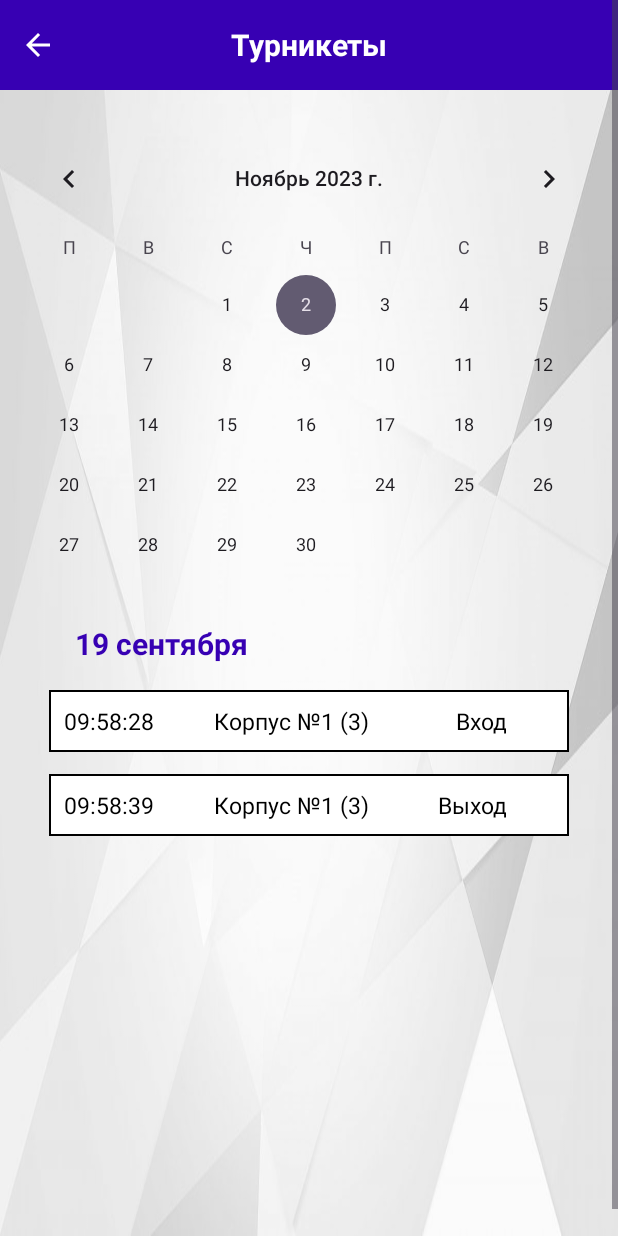
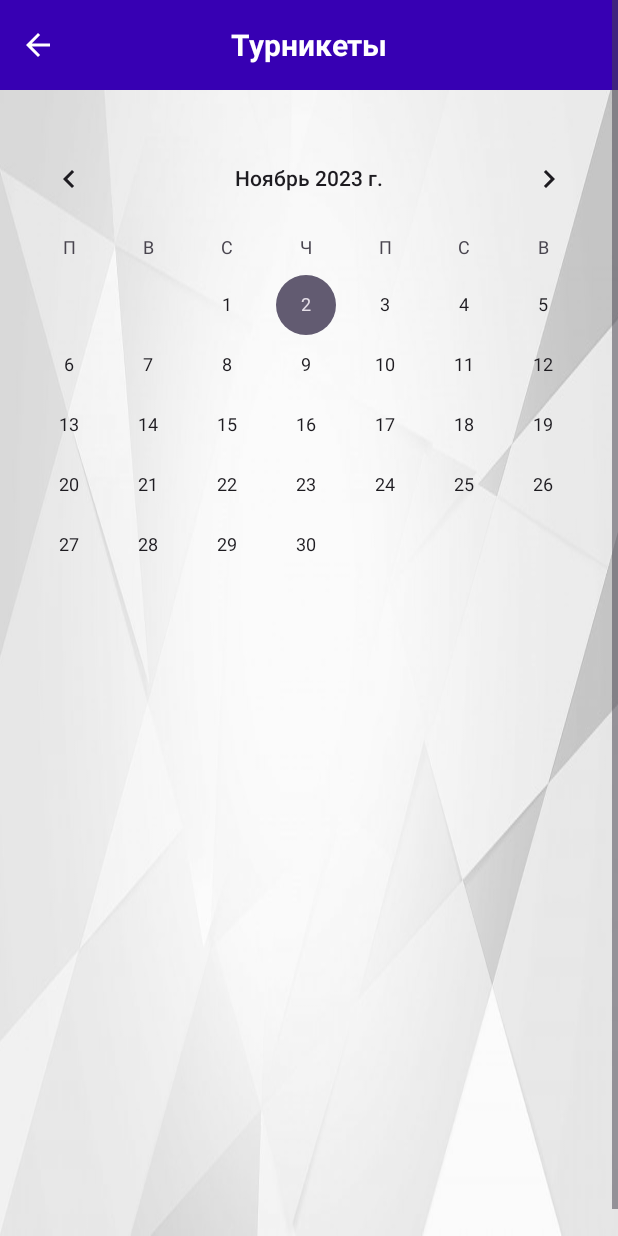
Before and after one commit to Merhaba228/sus, an Android app: the security_activity screen opened directly, with no data from a screen before it, on a phone screen of 412 x 824 dp. Run offline under Robolectric (Android 15) with nearby library versions, the phone set to English and light mode, and no system bars; Roboto replaces fonts that are not available here.

Commit message:
реализовал первую версию турникетов, все работает, но есть пара больших нюансов

```diff
--- a/app/src/main/java/com/example/sus/actualEvents_activity.kt
+++ b/app/src/main/java/com/example/sus/actualEvents_activity.kt
@@ -30,7 +30,7 @@ class actualEvents_activity : AppCompatActivity() {
 
         dateTV = findViewById(R.id.idTVDate)
         calendarView = findViewById(R.id.calendarView)
-        tableLayout = findViewById(R.id.tableLayout)
+        tableLayout = findViewById(R.id.security_tableLayout)
 
         calendarView.setOnDateChangeListener(OnDateChangeListener { _, year, month, dayOfMonth ->
             val calendar = Calendar.getInstance()
--- a/app/src/main/java/com/example/sus/security_activity.kt
+++ b/app/src/main/java/com/example/sus/security_activity.kt
@@ -4,11 +4,91 @@ import android.content.Intent
 import androidx.appcompat.app.AppCompatActivity
 import android.os.Bundle
 import android.view.View
+import android.widget.TableLayout
+import android.widget.TableRow
+import android.widget.TextView
+import android.graphics.Color
+import android.view.Gravity
+import android.util.Log
+import android.widget.CalendarView
+import java.text.SimpleDateFormat
+import java.util.Calendar
+import java.util.Date
+import java.util.Locale
+import android.widget.CalendarView.OnDateChangeListener
+
 
 class security_activity : AppCompatActivity() {
     override fun onCreate(savedInstanceState: Bundle?) {
         super.onCreate(savedInstanceState)
         setContentView(R.layout.activity_main6)
+
+        val locale = Locale("ru")
+        Locale.setDefault(locale)
+        val resources = resources
+        val configuration = resources.configuration
+        configuration.locale = locale
+        resources.updateConfiguration(configuration, resources.displayMetrics)
+        SharedPrefManager.getInstance(this)
+
+        val dateFormat = SimpleDateFormat("yyyy-MM-dd", Locale("ru"))
+        val dateTV = findViewById<TextView>(R.id.idTVDate)
+        val calendarView = findViewById<CalendarView>(R.id.calendarView)
+
+//        dateTV.text = SimpleDateFormat("yyyy-MM-dd", Locale("ru")).format(Date())
+
+        calendarView.setOnDateChangeListener(OnDateChangeListener { _, year, month, dayOfMonth ->
+            val calendar = Calendar.getInstance()
+            calendar.set(year, month, dayOfMonth)
+
+            val formattedDate = dateFormat.format(calendar.time)
+            dateTV.text = formattedDate
+
+            SharedPrefManager.refreshCalendarDateUsingRefreshToken(SharedPrefManager.getRefreshToken().toString(), formattedDate)
+
+            val securityEvents = SharedPrefManager.getSecurityEvents()
+
+            val tableLayout = findViewById<TableLayout>(R.id.security_tableLayout)
+            tableLayout.removeAllViews()
+
+            securityEvents?.forEach { event ->
+                val tableRow = TableRow(this)
+                tableRow.setBackgroundResource(R.drawable.table_border)
+                tableRow.setPadding(7, 7, 5, 7)
+
+                val timeTextView = TextView(this)
+                timeTextView.text = event.time?.substring(0, 8)
+                timeTextView.setTextColor(Color.BLACK)
+                timeTextView.gravity = Gravity.CENTER
+                timeTextView.setPadding(30, 15, 5, 15)
+                timeTextView.textSize = 16f
+
+                val buildTextView = TextView(this)
+                buildTextView.text = event.build
+                buildTextView.setTextColor(Color.BLACK)
+                buildTextView.gravity = Gravity.START
+                buildTextView.setPadding(30, 15, 5, 15)
+                buildTextView.textSize = 16f
+
+                val statusTextView = TextView(this)
+                statusTextView.text = event.status
+                statusTextView.setTextColor(Color.BLACK)
+                statusTextView.gravity = Gravity.END
+                statusTextView.textSize = 16f
+                statusTextView.setPadding(80, 15, 10, 5)
+
+                tableRow.addView(buildTextView)
+                tableRow.addView(timeTextView)
+                tableRow.addView(statusTextView)
+
+                tableLayout.addView(tableRow)
+
+                val spacerRow = TableRow(this)
+                spacerRow.setPadding(0, 20, 0, 20)
+                tableLayout.addView(spacerRow)
+            }
+        })
+
 
         val arrow_button= findViewById<View>(R.id.arrow_back)
         arrow_button.setOnClickListener {
--- a/app/src/main/java/com/example/sus/timetable_activity.kt
+++ b/app/src/main/java/com/example/sus/timetable_activity.kt
@@ -30,7 +30,7 @@ class timetable_activity : AppCompatActivity() {
 
         dateTV = findViewById(R.id.idTVDate)
         calendarView = findViewById(R.id.calendarView)
-        tableLayout = findViewById(R.id.tableLayout)
+        tableLayout = findViewById(R.id.security_tableLayout)
 
         calendarView.setOnDateChangeListener(OnDateChangeListener { _, year, month, dayOfMonth ->
             val calendar = Calendar.getInstance()
--- a/app/src/main/res/layout/activity_main4.xml
+++ b/app/src/main/res/layout/activity_main4.xml
@@ -18,7 +18,7 @@
 
 
     <TableLayout
-        android:id="@+id/tableLayout"
+        android:id="@+id/security_tableLayout"
         android:layout_width="match_parent"
         android:layout_height="390dp"
         app:layout_constraintTop_toBottomOf="@id/idTVDate"
--- a/app/src/main/res/layout/activity_main5.xml
+++ b/app/src/main/res/layout/activity_main5.xml
@@ -48,7 +48,7 @@
 
 
             <TableLayout
-                android:id="@+id/tableLayout"
+                android:id="@+id/security_tableLayout"
                 android:layout_width="match_parent"
                 android:layout_height="390dp"
                 app:layout_constraintTop_toBottomOf="@id/idTVDate"
--- a/app/src/main/res/layout/activity_main6.xml
+++ b/app/src/main/res/layout/activity_main6.xml
@@ -48,7 +48,7 @@
 
 
             <TableLayout
-                android:id="@+id/tableLayout"
+                android:id="@+id/security_tableLayout"
                 android:layout_width="match_parent"
                 android:layout_height="390dp"
                 app:layout_constraintTop_toBottomOf="@id/idTVDate"
@@ -56,67 +56,12 @@
                 android:layout_marginStart="25dp"
                 android:layout_marginTop="10dp"
                 android:layout_marginEnd="25dp">
-
-                <TableRow android:background="@drawable/table_border" android:layout_margin="7dp">
-
-                    <TextView
-                        android:text="09:58:28"
-                        android:textColor="@color/black"
-                        android:padding="10dp"
-                        android:textSize="15sp" />
-
-                    <TextView
-                        android:text="Корпус №1 (3)"
-                        android:textColor="@color/black"
-                        android:gravity="center"
-                        android:padding="5dp"
-                        android:textSize="15sp"
-                        android:paddingStart="30dp"/>
-
-                    <TextView
-                        android:gravity="right"
-                        android:padding="5dp"
-                        android:text="Вход"
-                        android:textColor="@color/black"
-                        android:textSize="15sp"
-                        android:paddingStart="40dp"/>
-
-                </TableRow>
-
-                <TableRow android:background="@drawable/table_border" android:layout_margin="7dp">
-
-                    <TextView
-                        android:text="09:58:39"
-                        android:textColor="@color/black"
-                        android:padding="10dp"
-                        android:textSize="15sp" />
-
-                    <TextView
-                        android:text="Корпус №1 (3)"
-                        android:textColor="@color/black"
-                        android:gravity="center"
-                        android:padding="5dp"
-                        android:textSize="15sp"
-                        android:paddingStart="30dp"/>
-
-                    <TextView
-                        android:gravity="right"
-                        android:padding="5dp"
-                        android:text="Выход"
-                        android:textColor="@color/black"
-                        android:textSize="15sp"
-                        android:paddingStart="40dp"/>
-
-                </TableRow>
-
-
             </TableLayout>
 
             <TextView
                 android:id="@+id/idTVDate"
                 android:layout_width="match_parent"
                 android:layout_height="wrap_content"
-                android:text="19 сентября"
                 android:textAlignment="textStart"
                 android:textColor="#FF3700B3"
                 android:textSize="20sp"
--- a/app/src/main/res/layout/activity_main7.xml
+++ b/app/src/main/res/layout/activity_main7.xml
@@ -43,7 +43,7 @@
         </FrameLayout>
 
         <TableLayout
-            android:id="@+id/tableLayout"
+            android:id="@+id/security_tableLayout"
             android:layout_width="360dp"
             android:layout_height="390dp"
             android:layout_marginStart="25dp"
```
Also changed, not shown: app/src/main/java/com/example/sus/SharedPrefManager.kt (+45 -6 lines).
